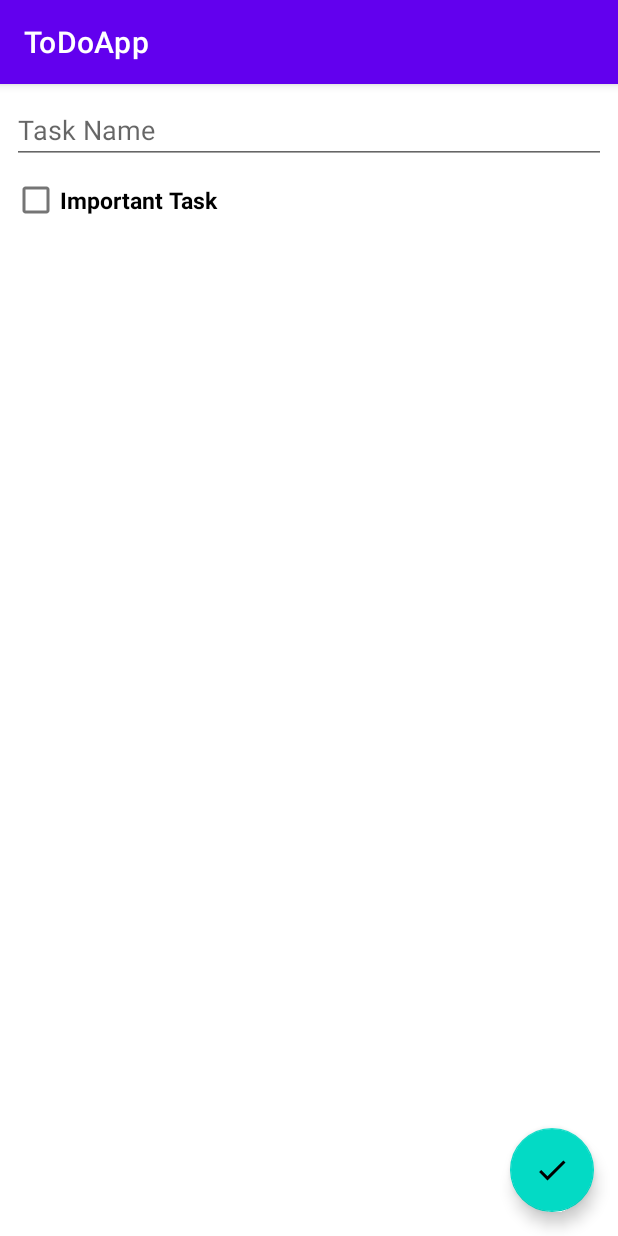
After one commit to Anuj-Rai12/ToDoApp, an Android app: the TaskEditAddFragment screen opened through its navigation route, on a phone screen of 412 x 824 dp. The commit adds this screen. Run offline under Robolectric (Android 15) with nearby library versions, the phone set to English and light mode, and no system bars.

Commit message:
Added Navigation Graph in App Status:Successfully

```diff
--- a/app/src/main/java/com/example/todoapp/data/Tasks.kt
+++ b/app/src/main/java/com/example/todoapp/data/Tasks.kt
@@ -3,7 +3,7 @@ package com.example.todoapp.data
 import android.os.Parcelable
 import androidx.room.Entity
 import androidx.room.PrimaryKey
-import kotlinx.android.parcel.Parcelize
+import kotlinx.parcelize.Parcelize
 import java.text.DateFormat
 
 
--- /dev/null
+++ b/app/src/main/java/com/example/todoapp/ui/tasks/TaskEditAddFragment.kt
@@ -0,0 +1,12 @@
+package com.example.todoapp.ui.tasks
+
+import android.os.Bundle
+import android.view.View
+import androidx.fragment.app.Fragment
+import com.example.todoapp.R
+
+class TaskEditAddFragment :Fragment(R.layout.fragment_add_edit_task){
+    override fun onViewCreated(view: View, savedInstanceState: Bundle?) {
+        super.onViewCreated(view, savedInstanceState)
+    }
+}
--- /dev/null
+++ b/app/src/main/java/com/example/todoapp/ui/tasks/TaskFragment.kt
@@ -0,0 +1,12 @@
+package com.example.todoapp.ui.tasks
+
+import android.os.Bundle
+import android.view.View
+import androidx.fragment.app.Fragment
+import com.example.todoapp.R
+
+class TaskFragment:Fragment(R.layout.fragment_task) {
+    override fun onViewCreated(view: View, savedInstanceState: Bundle?) {
+        super.onViewCreated(view, savedInstanceState)
+    }
+}
--- a/app/src/main/res/layout/activity_main.xml
+++ b/app/src/main/res/layout/activity_main.xml
@@ -6,13 +6,12 @@
     android:layout_height="match_parent"
     tools:context=".MainActivity">
 
-    <TextView
-        android:layout_width="wrap_content"
-        android:layout_height="wrap_content"
-        android:text="Hello World!"
-        app:layout_constraintBottom_toBottomOf="parent"
-        app:layout_constraintLeft_toLeftOf="parent"
-        app:layout_constraintRight_toRightOf="parent"
-        app:layout_constraintTop_toTopOf="parent" />
 
+    <androidx.fragment.app.FragmentContainerView
+        android:id="@+id/fragment"
+        android:name="androidx.navigation.fragment.NavHostFragment"
+        android:layout_width="match_parent"
+        android:layout_height="match_parent"
+        app:defaultNavHost="true"
+        app:navGraph="@navigation/nav_graph" />
 </androidx.constraintlayout.widget.ConstraintLayout>
--- a/app/src/main/res/layout/fragment_add_edit_task.xml
+++ b/app/src/main/res/layout/fragment_add_edit_task.xml
@@ -2,7 +2,9 @@
 <androidx.coordinatorlayout.widget.CoordinatorLayout xmlns:android="http://schemas.android.com/apk/res/android"
     android:layout_width="match_parent"
     android:layout_height="match_parent"
-    xmlns:tools="http://schemas.android.com/tools">
+    xmlns:tools="http://schemas.android.com/tools"
+    tools:context=".ui.tasks.TaskEditAddFragment"
+    >
 
     <LinearLayout
         android:layout_width="match_parent"
--- a/app/src/main/res/layout/fragment_task.xml
+++ b/app/src/main/res/layout/fragment_task.xml
@@ -1,7 +1,9 @@
 <?xml version="1.0" encoding="utf-8"?>
 <androidx.coordinatorlayout.widget.CoordinatorLayout xmlns:android="http://schemas.android.com/apk/res/android"
+    xmlns:tools="http://schemas.android.com/tools"
     android:layout_width="match_parent"
-    android:layout_height="match_parent">
+    android:layout_height="match_parent"
+    tools:context=".ui.tasks.TaskFragment">
 
     <androidx.recyclerview.widget.RecyclerView
         android:id="@+id/recycle_view_list"
--- /dev/null
+++ b/app/src/main/res/navigation/nav_graph.xml
@@ -0,0 +1,26 @@
+<?xml version="1.0" encoding="utf-8"?>
+<navigation xmlns:android="http://schemas.android.com/apk/res/android"
+    xmlns:app="http://schemas.android.com/apk/res-auto"
+    xmlns:tools="http://schemas.android.com/tools"
+    android:id="@+id/nav_graph"
+    app:startDestination="@id/taskFragment">
+
+    <fragment
+        android:id="@+id/taskEditAddFragment"
+        android:name="com.example.todoapp.ui.tasks.TaskEditAddFragment"
+        android:label="fragment_add_edit_task"
+        tools:layout="@layout/fragment_add_edit_task" >
+        <action
+            android:id="@+id/action_taskEditAddFragment_to_taskFragment"
+            app:destination="@id/taskFragment" />
+    </fragment>
+    <fragment
+        android:id="@+id/taskFragment"
+        android:name="com.example.todoapp.ui.tasks.TaskFragment"
+        android:label="fragment_task"
+        tools:layout="@layout/fragment_task" >
+        <action
+            android:id="@+id/action_taskFragment_to_taskEditAddFragment"
+            app:destination="@id/taskEditAddFragment" />
+    </fragment>
+</navigation>
```
